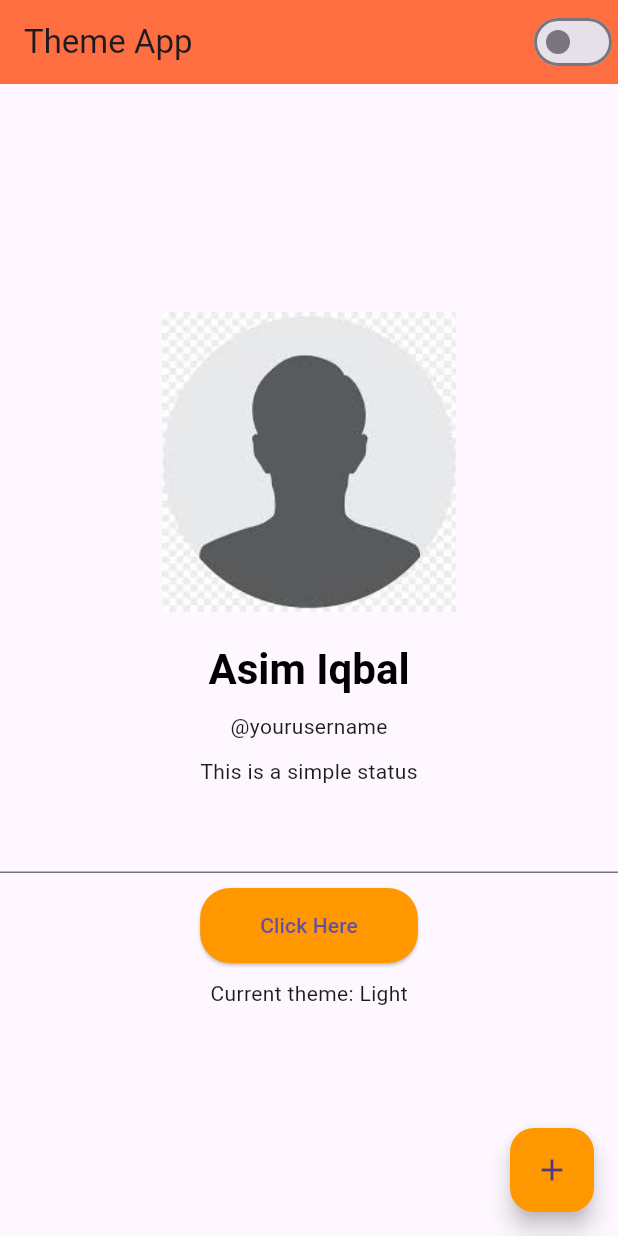
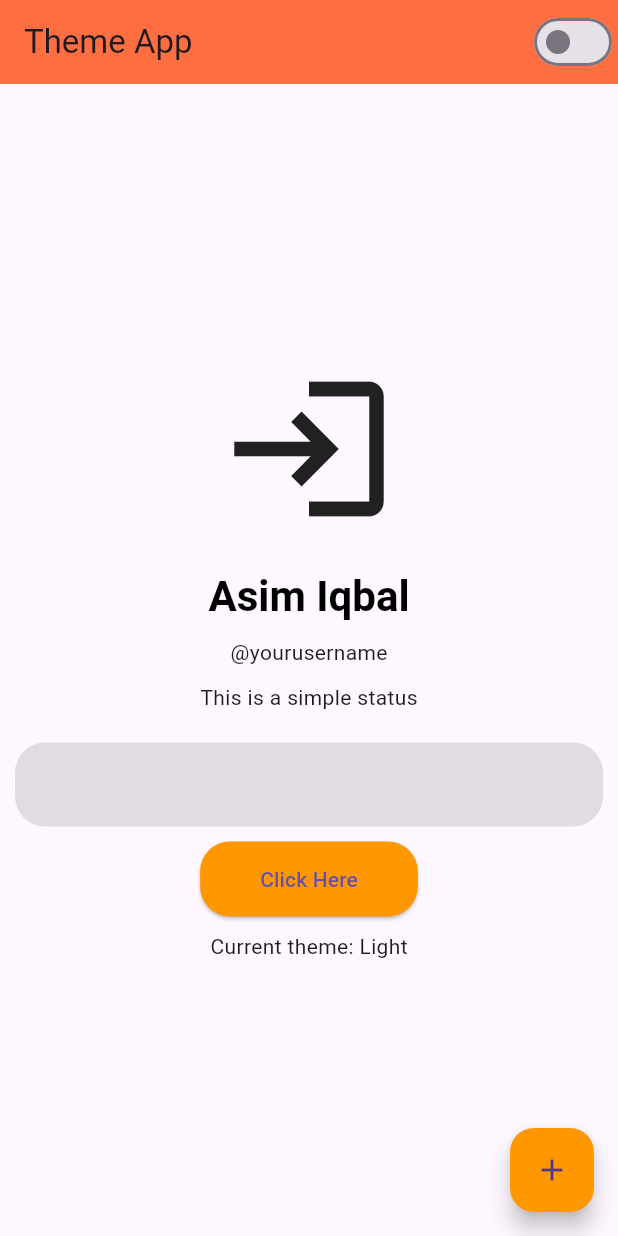
Before and after one commit to its-asimiqbal/flutter-theming, a Flutter app: the screen it shows after launch, on a phone screen of 412 x 824 dp. Run offline on Flutter 3.47's test engine with Material 3 defaults, Android fonts, the phone set to English and light mode, and no system bars.

Commit message:
files updated

```diff
--- a/lib/screens/main_screen.dart
+++ b/lib/screens/main_screen.dart
@@ -12,6 +12,7 @@ class _MyHomeScreen1State extends State<MyHomeScreen1> {
   @override
   Widget build(BuildContext context) {
     TextTheme _textTheme = Theme.of(context).textTheme;
+    bool isDark = Theme.of(context).brightness == Brightness.dark;
 
     return Scaffold(
       appBar: AppBar(
@@ -30,14 +31,17 @@ class _MyHomeScreen1State extends State<MyHomeScreen1> {
         child: const Icon(Icons.add),
       ),
       body: Center(
+        child: Padding(
+          padding: const EdgeInsets.symmetric(
+            horizontal: 10,
+          ),
           child: Column(
             mainAxisAlignment: MainAxisAlignment.center,
             crossAxisAlignment: CrossAxisAlignment.center,
             children: [
-            Image.asset(
-              'assets/profile1.jpeg',
-              height: 200,
-              width: 200,
+             const Icon(
+                Icons.login,
+                size: 120,
               ),
               const SizedBox(
                 height: 20,
@@ -45,7 +49,7 @@ class _MyHomeScreen1State extends State<MyHomeScreen1> {
               Text(
                 'Asim Iqbal',
                 style: _textTheme.headlineMedium?.copyWith(
-                color: Colors.black,
+                  color: isDark ? Colors.white : Colors.black,
                   fontWeight: FontWeight.bold,
                 ),
               ),
@@ -61,7 +65,7 @@ class _MyHomeScreen1State extends State<MyHomeScreen1> {
               ),
               const Text('This is a simple status'),
               const SizedBox(
-              height: 10,
+                height: 20,
               ),
               const TextField(),
               const SizedBox(
@@ -80,6 +84,7 @@ class _MyHomeScreen1State extends State<MyHomeScreen1> {
             ],
           ),
         ),
+      ),
     );
   }
 }
--- a/lib/theme/theme_constants.dart
+++ b/lib/theme/theme_constants.dart
@@ -27,8 +27,59 @@ ThemeData lightTheme = ThemeData(
       ),
     ),
   ),
+  inputDecorationTheme: InputDecorationTheme(
+    border: OutlineInputBorder(
+      borderRadius: BorderRadius.circular(20),
+      borderSide: BorderSide.none,
+    ),
+    fillColor: Colors.grey.withOpacity(0.3),
+    filled: true,
+  ),
 );
 
 ThemeData darkTheme = ThemeData(
   brightness: Brightness.dark,
+  floatingActionButtonTheme: const FloatingActionButtonThemeData(
+    backgroundColor: Colors.white,
+  ),
+  switchTheme: SwitchThemeData(
+    trackColor: MaterialStateProperty.all<Color?>(
+      Colors.grey,
+    ),
+    thumbColor: MaterialStateProperty.all<Color?>(
+      Colors.white,
+    ),
+  ),
+  elevatedButtonTheme: ElevatedButtonThemeData(
+    style: ButtonStyle(
+      padding: MaterialStateProperty.all(
+        const EdgeInsetsDirectional.symmetric(
+          horizontal: 40,
+          vertical: 15,
+        ),
+      ),
+      backgroundColor: MaterialStateProperty.all<Color>(
+        Colors.white,
+      ),
+      foregroundColor: MaterialStateProperty.all<Color>(
+        Colors.black,
+      ),
+      overlayColor: MaterialStateProperty.all<Color>(
+        Colors.black26,
+      ),
+      shape: MaterialStateProperty.all(
+        RoundedRectangleBorder(
+          borderRadius: BorderRadius.circular(20),
+        ),
+      ),
+    ),
+  ),
+  inputDecorationTheme: InputDecorationTheme(
+    border: OutlineInputBorder(
+      borderRadius: BorderRadius.circular(20),
+      borderSide: BorderSide.none,
+    ),
+    fillColor: Colors.white.withOpacity(0.3),
+    filled: true,
+  ),
 );
```
Lines whose indentation alone changed are shown as unchanged.
